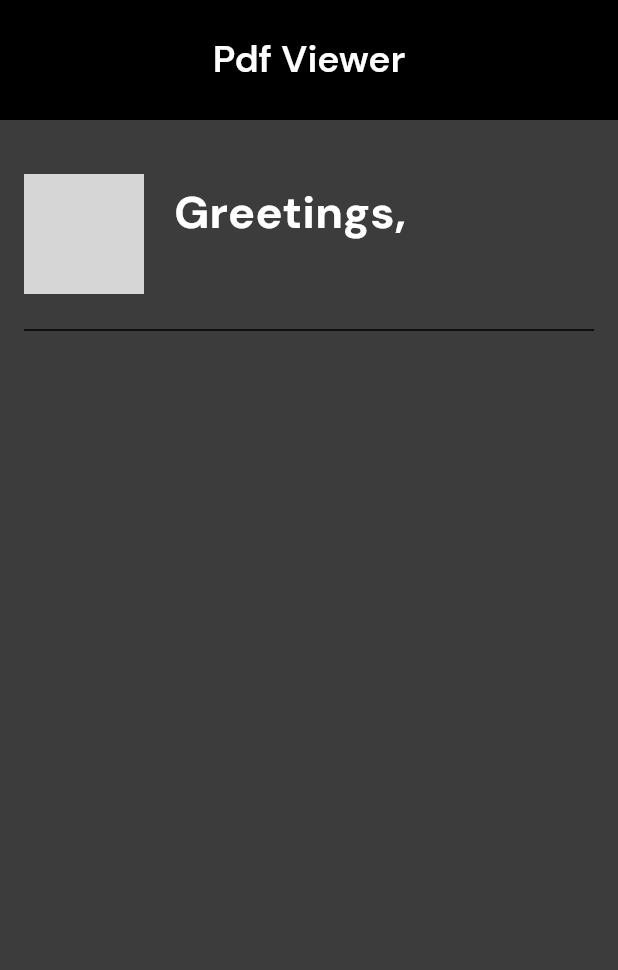
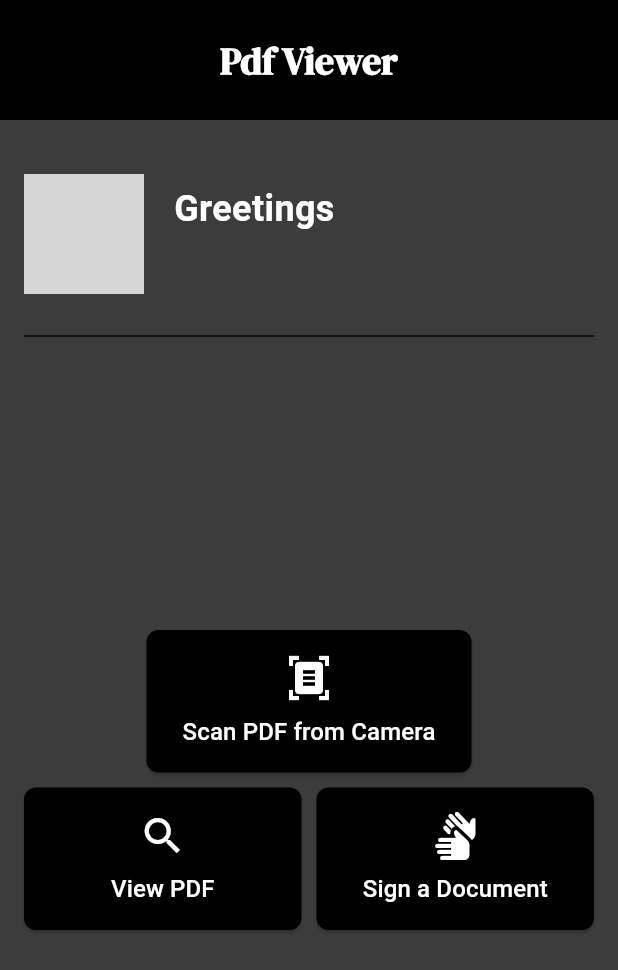
Before and after one commit to im-nilesh/pdf_viewer, a Flutter app: the screen it shows after launch, after a tap on "Next", on a phone screen of 412 x 824 dp. Shown: the top 970 px of the screen. Run offline on Flutter 3.47's test engine with Material 3 defaults, Android fonts, the phone set to English and light mode, and no system bars; our stand-ins replace google_fonts, shared_preferences; network calls fail; grey boxes are pictures that could not be loaded.

Commit message:
main screens triple buttons

```diff
--- a/lib/main.dart
+++ b/lib/main.dart
@@ -11,6 +11,7 @@ class MyApp extends StatelessWidget {
   @override
   Widget build(BuildContext context) {
     return MaterialApp(
+      debugShowCheckedModeBanner: false,
       title: 'Pdf Viewer',
       theme: ThemeData(
         primarySwatch: Colors.blue,
--- a/lib/screens/Mainscreen.dart
+++ b/lib/screens/Mainscreen.dart
@@ -1,5 +1,7 @@
 import 'package:flutter/material.dart';
 import 'package:google_fonts/google_fonts.dart';
+import 'package:pdf_viewer/widgets/buttons.dart';
+import 'package:cupertino_icons/cupertino_icons.dart';
 
 class MainScreen extends StatelessWidget {
   final String username;
@@ -14,7 +16,7 @@ class MainScreen extends StatelessWidget {
         title: Center(
           child: Text(
             'Pdf Viewer',
-            style: GoogleFonts.dmSans(
+            style: GoogleFonts.dmSerifDisplay(
               textStyle: const TextStyle(
                 fontSize: 25,
                 fontWeight: FontWeight.w600,
@@ -31,30 +33,30 @@ class MainScreen extends StatelessWidget {
         child: Column(
           crossAxisAlignment: CrossAxisAlignment.start,
           children: [
-            SizedBox(height: 20),
+            const SizedBox(height: 20),
             Row(
               children: [
                 const CircleAvatar(
                   backgroundImage: NetworkImage(
-                      'https://plus.unsplash.com/premium_photo-1714841433964-2ea7e12d174a?w=400&auto=format&fit=crop&q=60&ixlib=rb-4.0.3&ixid=M3wxMjA3fDB8MHxwbHVzLWZlZWR8MTF8fHxlbnwwfHx8fHw%3D'),
+                      'https://encrypted-tbn0.gstatic.com/images?q=tbn:ANd9GcSrt2iML7PyYcwzFKjbpaQUXA0tU9amO0k4aQ&s'),
                   radius: 40,
                 ),
                 const SizedBox(width: 20), // Space between avatar and greeting
                 Column(
                   crossAxisAlignment: CrossAxisAlignment.start,
                   children: [
-                    Text(
-                      'Greetings,',
-                      style: GoogleFonts.dmSans(
-                        fontSize: 30,
+                    const Text(
+                      'Greetings',
+                      style: TextStyle(
+                        fontSize: 24,
                         fontWeight: FontWeight.bold,
                         color: Colors.white,
                       ),
                     ),
                     Text(
-                      ' $username',
-                      style: GoogleFonts.dmSans(
-                        fontSize: 20,
+                      username,
+                      style: const TextStyle(
+                        fontSize: 24,
                         fontWeight: FontWeight.bold,
                         color: Colors.white,
                       ),
@@ -63,13 +65,51 @@ class MainScreen extends StatelessWidget {
                 ),
               ],
             ),
-            const SizedBox(
-              height: 16,
+            const SizedBox(height: 20),
+            const Divider(
+              color: Colors.black,
+              thickness: 1,
             ),
-            const Divider(
-              thickness: 1,
-              color: Colors.black,
-            )
+            Expanded(
+              child: Column(
+                mainAxisAlignment: MainAxisAlignment.center,
+                crossAxisAlignment: CrossAxisAlignment.center,
+                children: [
+                  CustomButton(
+                    icon: Icons.document_scanner,
+                    text: 'Scan PDF from Camera',
+                    onPressed: () {
+                      // Define the action for button 1
+                    },
+                  ),
+                  const SizedBox(height: 10),
+                  Row(
+                    mainAxisAlignment: MainAxisAlignment.center,
+                    children: [
+                      Expanded(
+                        child: CustomButton(
+                          icon: Icons.search,
+                          text: 'View PDF',
+                          onPressed: () {
+                            // Define the action for button 2
+                          },
+                        ),
+                      ),
+                      const SizedBox(width: 10),
+                      Expanded(
+                        child: CustomButton(
+                          icon: Icons.sign_language,
+                          text: 'Sign a Document',
+                          onPressed: () {
+                            // Define the action for button 3
+                          },
+                        ),
+                      ),
+                    ],
+                  ),
+                ],
+              ),
+            ),
           ],
         ),
       ),
--- /dev/null
+++ b/lib/widgets/buttons.dart
@@ -0,0 +1,44 @@
+// lib/widgets/custom_button.dart
+
+import 'package:flutter/material.dart';
+
+class CustomButton extends StatelessWidget {
+  final IconData icon;
+  final String text;
+  final VoidCallback onPressed;
+
+  const CustomButton({
+    Key? key,
+    required this.icon,
+    required this.text,
+    required this.onPressed,
+  }) : super(key: key);
+
+  @override
+  Widget build(BuildContext context) {
+    return ElevatedButton(
+      style: ElevatedButton.styleFrom(
+        backgroundColor: Colors.black, // Button color
+        padding: EdgeInsets.symmetric(vertical: 16, horizontal: 24),
+        shape: RoundedRectangleBorder(
+          borderRadius: BorderRadius.circular(8), // Rounded corners
+        ),
+      ),
+      onPressed: onPressed,
+      child: Column(
+        mainAxisSize: MainAxisSize.min,
+        children: [
+          Icon(icon, color: Colors.white, size: 32),
+          const SizedBox(height: 8),
+          Text(
+            text,
+            style: const TextStyle(
+              color: Colors.white,
+              fontSize: 16,
+            ),
+          ),
+        ],
+      ),
+    );
+  }
+}
--- a/pubspec.yaml
+++ b/pubspec.yaml
@@ -33,7 +33,7 @@ dependencies:
 
   # The following adds the Cupertino Icons font to your application.
   # Use with the CupertinoIcons class for iOS style icons.
-  cupertino_icons: ^1.0.6
+  cupertino_icons: ^1.0.8
   shared_preferences: ^2.2.3
   google_fonts: ^6.2.1
 
```
